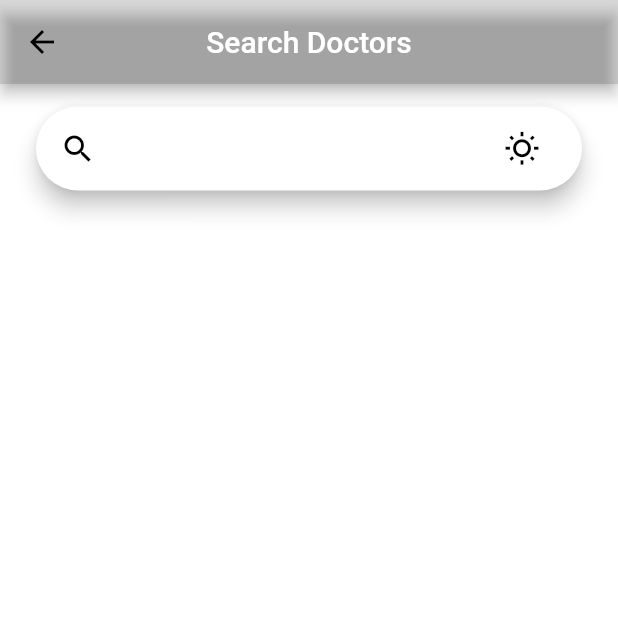
After one commit to seshu0701/kapu_balija_doctors, a Flutter app: the SearchDoctorsScreen screen opened directly, on a phone screen of 412 x 824 dp, the top half of it. The commit adds this screen. Run offline on Flutter 3.47's test engine with Material 2 defaults, Android fonts, the phone set to English and light mode, and no system bars; our stand-ins replace progress_dialog.

Commit message:
added search doctors

```diff
--- /dev/null
+++ b/lib/search_doctors_screen.dart
@@ -0,0 +1,55 @@
+import 'package:flutter/material.dart';
+
+import 'services/helper.dart';
+
+class SearchDoctorsScreen extends StatefulWidget {
+  const SearchDoctorsScreen({super.key});
+
+  @override
+  State createState() => _SearchDoctorsScreen();
+}
+
+class _SearchDoctorsScreen extends State<SearchDoctorsScreen> {
+  final GlobalKey<FormState> _searchDoctorsKey = GlobalKey<FormState>();
+
+  @override
+  Widget build(BuildContext context) {
+    return Scaffold(
+        appBar: AppBar(
+          backgroundColor: Colors.black12,
+          iconTheme: IconThemeData(
+              color: isDarkMode(context) ? Colors.white : Colors.black),
+          leading: IconButton(
+            icon: const Icon(Icons.arrow_back, color: Colors.black),
+            onPressed: () => Navigator.of(context).pop(),
+          ),
+          title: const Text("Search Doctors"),
+          centerTitle: true,
+        ),
+        backgroundColor: Colors.white,
+        body: ListView(
+          key: _searchDoctorsKey,
+          children: [
+            Padding(
+                padding:
+                    const EdgeInsets.only(top: 15.0, right: 24.0, left: 24.0),
+                child: SearchBar(
+                    padding: const MaterialStatePropertyAll<EdgeInsets>(
+                        EdgeInsets.symmetric(horizontal: 16.0)),
+                    leading: const Icon(Icons.search),
+                    trailing: <Widget>[
+                      Tooltip(
+                        message: 'Change brightness mode',
+                        child: IconButton(
+                          onPressed: () {},
+                          icon: const Icon(Icons.wb_sunny_outlined),
+                          selectedIcon: const Icon(Icons.close),
+                        ),
+                      )
+                    ])),
+          ],
+        ));
+  }
+
+  void submitDetails() async {}
+}
```
Also changed, not shown: lib/login_screen.dart (+13 -25 lines), lib/services/helper.dart (line endings or trailing spaces).
